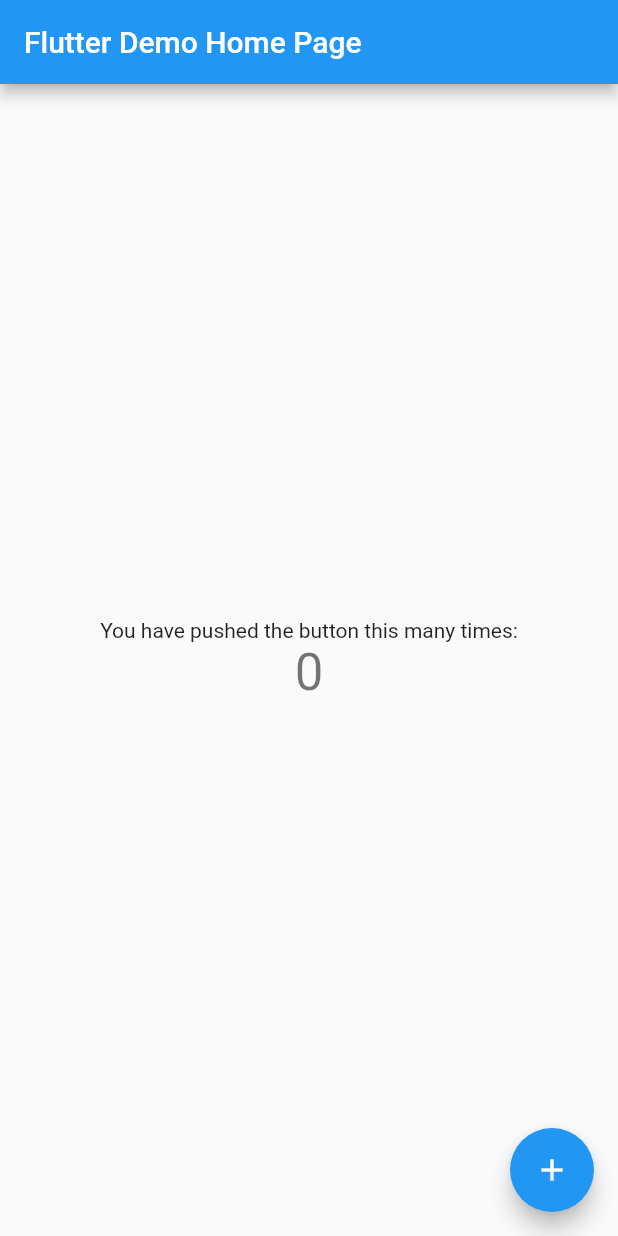
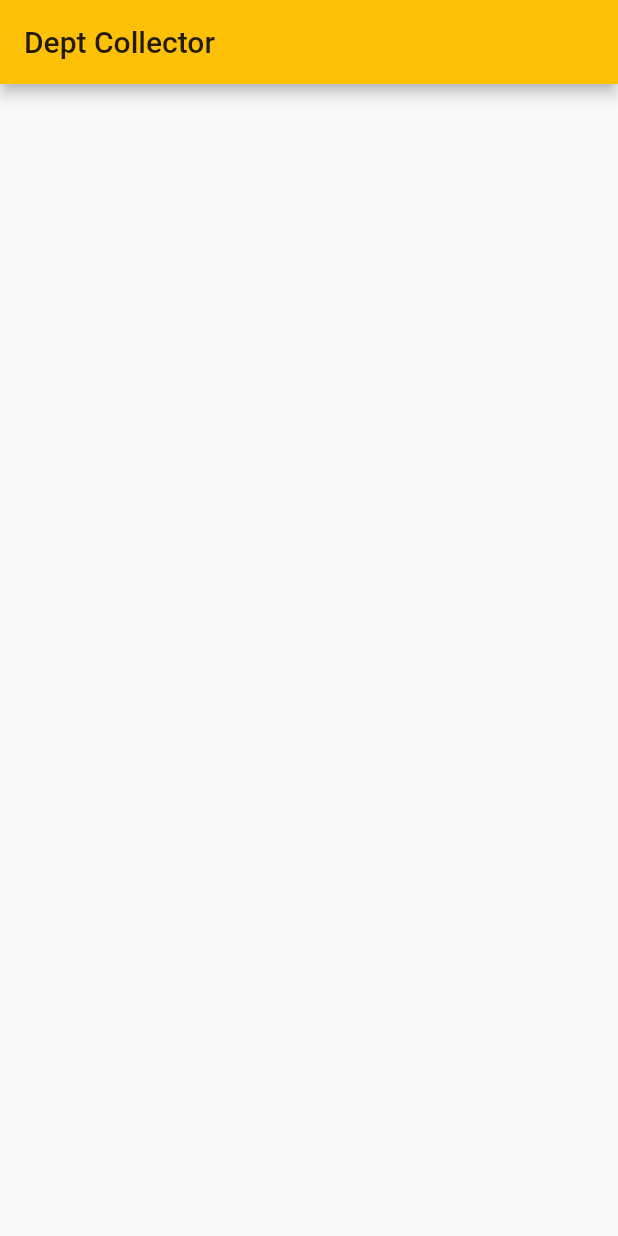
Before and after one commit to CaptainWeasle/Projekt-B, a Flutter app: the screen it shows after launch, on a phone screen of 412 x 824 dp. Run offline on Flutter 3.47's test engine with Material 2 defaults, Android fonts, the phone set to English and light mode, and no system bars; our stand-ins replace flutter_bloc; Roboto replaces fonts that are missing (Montserrat).

Commit message:
start project, add ThemeData, folders and download latest bloc packages

```diff
--- a/project_b/lib/main.dart
+++ b/project_b/lib/main.dart
@@ -1,4 +1,6 @@
 import 'package:flutter/material.dart';
+import 'package:flutter_bloc/flutter_bloc.dart';
+import 'package:project_b/src/pages/homePage.dart';
 
 void main() => runApp(MyApp());
 
@@ -6,106 +8,37 @@ class MyApp extends StatelessWidget {
   // This widget is the root of your application.
   @override
   Widget build(BuildContext context) {
-    return MaterialApp(
-      title: 'Flutter Demo',
-      theme: ThemeData(
-        // This is the theme of your application.
-        //
-        // Try running your application with "flutter run". You'll see the
-        // application has a blue toolbar. Then, without quitting the app, try
-        // changing the primarySwatch below to Colors.green and then invoke
-        // "hot reload" (press "r" in the console where you ran "flutter run",
-        // or simply save your changes to "hot reload" in a Flutter IDE).
-        // Notice that the counter didn't reset back to zero; the application
-        // is not restarted.
-        primarySwatch: Colors.blue,
+    return MultiBlocProvider(
+      providers: [
+
+      ],
+      child: MaterialApp(
+        theme: ThemeData(
+          brightness: Brightness.light,
+          primaryColor: Colors.amber,
+          accentColor: Colors.amberAccent,
+
+          // Define the default font family.
+          fontFamily: 'Montserrat',
+
+          // Define the default TextTheme. Use this to specify the default
+          // text styling for headlines, titles, bodies of text, and more.
+          textTheme: TextTheme(
+            headline: TextStyle(fontSize: 72.0, fontWeight: FontWeight.bold),
+            title: TextStyle(fontSize: 36.0, fontStyle: FontStyle.italic),
+            body1: TextStyle(fontSize: 14.0, fontFamily: 'Hind'),
+          ),
+        ),
+        initialRoute: "HomePage",
+        routes: {
+          "HomePage": (context) => HomePage(),
+          //"DetailedPage": (context) => DetailedPage(),
+          //"ProfilePage": (context) => ProfilePage(),
+        },
+        debugShowCheckedModeBanner: false,
+        title: 'Debt Collector',
+        home: HomePage(),
       ),
-      home: MyHomePage(title: 'Flutter Demo Home Page'),
     );
   }
 }
-
-class MyHomePage extends StatefulWidget {
-  MyHomePage({Key key, this.title}) : super(key: key);
-
-  // This widget is the home page of your application. It is stateful, meaning
-  // that it has a State object (defined below) that contains fields that affect
-  // how it looks.
-
-  // This class is the configuration for the state. It holds the values (in this
-  // case the title) provided by the parent (in this case the App widget) and
-  // used by the build method of the State. Fields in a Widget subclass are
-  // always marked "final".
-
-  final String title;
-
-  @override
-  _MyHomePageState createState() => _MyHomePageState();
-}
-
-class _MyHomePageState extends State<MyHomePage> {
-  int _counter = 0;
-
-  void _incrementCounter() {
-    setState(() {
-      // This call to setState tells the Flutter framework that something has
-      // changed in this State, which causes it to rerun the build method below
-      // so that the display can reflect the updated values. If we changed
-      // _counter without calling setState(), then the build method would not be
-      // called again, and so nothing would appear to happen.
-      _counter++;
-    });
-  }
-
-  @override
-  Widget build(BuildContext context) {
-    // This method is rerun every time setState is called, for instance as done
-    // by the _incrementCounter method above.
-    //
-    // The Flutter framework has been optimized to make rerunning build methods
-    // fast, so that you can just rebuild anything that needs updating rather
-    // than having to individually change instances of widgets.
-    return Scaffold(
-      appBar: AppBar(
-        // Here we take the value from the MyHomePage object that was created by
-        // the App.build method, and use it to set our appbar title.
-        title: Text(widget.title),
-      ),
-      body: Center(
-        // Center is a layout widget. It takes a single child and positions it
-        // in the middle of the parent.
-        child: Column(
-          // Column is also a layout widget. It takes a list of children and
-          // arranges them vertically. By default, it sizes itself to fit its
-          // children horizontally, and tries to be as tall as its parent.
-          //
-          // Invoke "debug painting" (press "p" in the console, choose the
-          // "Toggle Debug Paint" action from the Flutter Inspector in Android
-          // Studio, or the "Toggle Debug Paint" command in Visual Studio Code)
-          // to see the wireframe for each widget.
-          //
-          // Column has various properties to control how it sizes itself and
-          // how it positions its children. Here we use mainAxisAlignment to
-          // center the children vertically; the main axis here is the vertical
-          // axis because Columns are vertical (the cross axis would be
-          // horizontal).
-          mainAxisAlignment: MainAxisAlignment.center,
-          children: <Widget>[
-            Text(
-              'You have pushed the button this many times:',
-            ),
-            Text(
-              '$_counter',
-              style: Theme.of(context).textTheme.display1,
-            ),
-          ],
-        ),
-      ),
-      floatingActionButton: FloatingActionButton(
-        onPressed: _incrementCounter,
-        tooltip: 'Increment',
-        child: Icon(Icons.add),
-      ), // This trailing comma makes auto-formatting nicer for build methods.
-    );
-  }
-}
--- /dev/null
+++ b/project_b/lib/src/pages/homePage.dart
@@ -0,0 +1,25 @@
+import 'package:flutter/material.dart';
+
+class HomePage extends StatefulWidget {
+  @override
+  State<StatefulWidget> createState() {
+    return HomePageState();
+  }
+}
+
+class HomePageState extends State<HomePage> {
+
+  @override
+  Widget build(BuildContext context) {
+    var appBody = Container(
+
+    );
+
+    return Scaffold(
+      appBar: AppBar(
+        title: Text("Dept Collector"),
+      ),
+      body: appBody,
+    );
+  }
+}
--- a/project_b/pubspec.yaml
+++ b/project_b/pubspec.yaml
@@ -17,6 +17,8 @@ environment:
   sdk: ">=2.1.0 <3.0.0"
 
 dependencies:
+  bloc: ^0.15.0
+  flutter_bloc: ^0.21.0
   flutter:
     sdk: flutter
 
```
Also changed, not shown: project_b/pubspec.lock, 1 other file.
